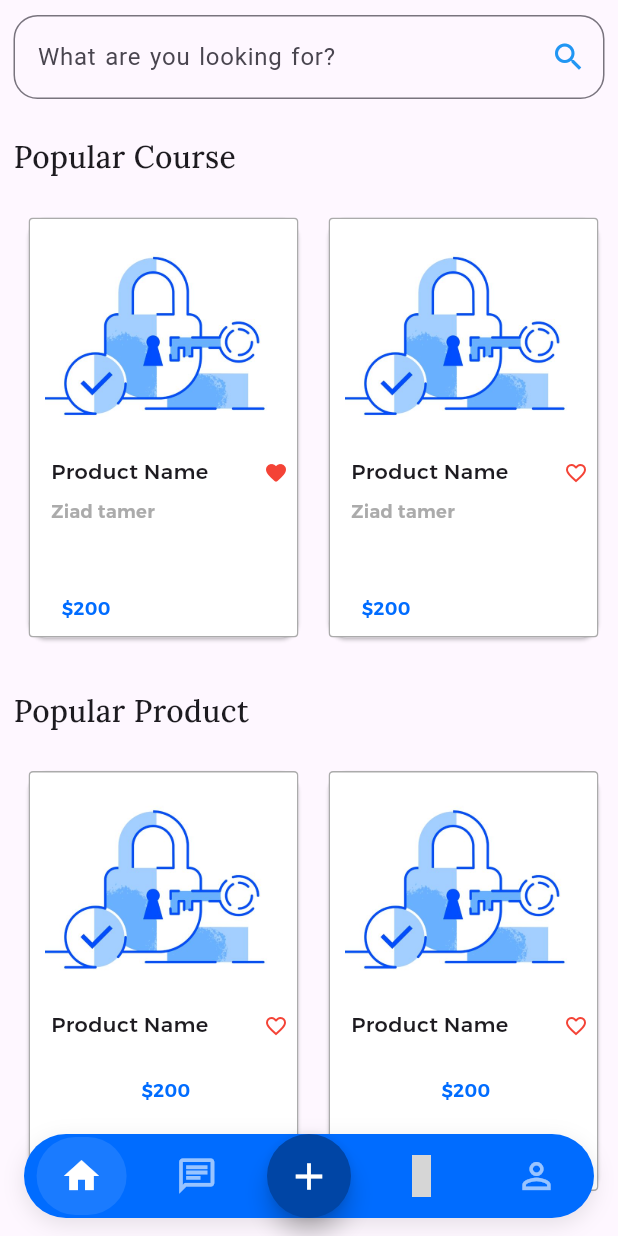
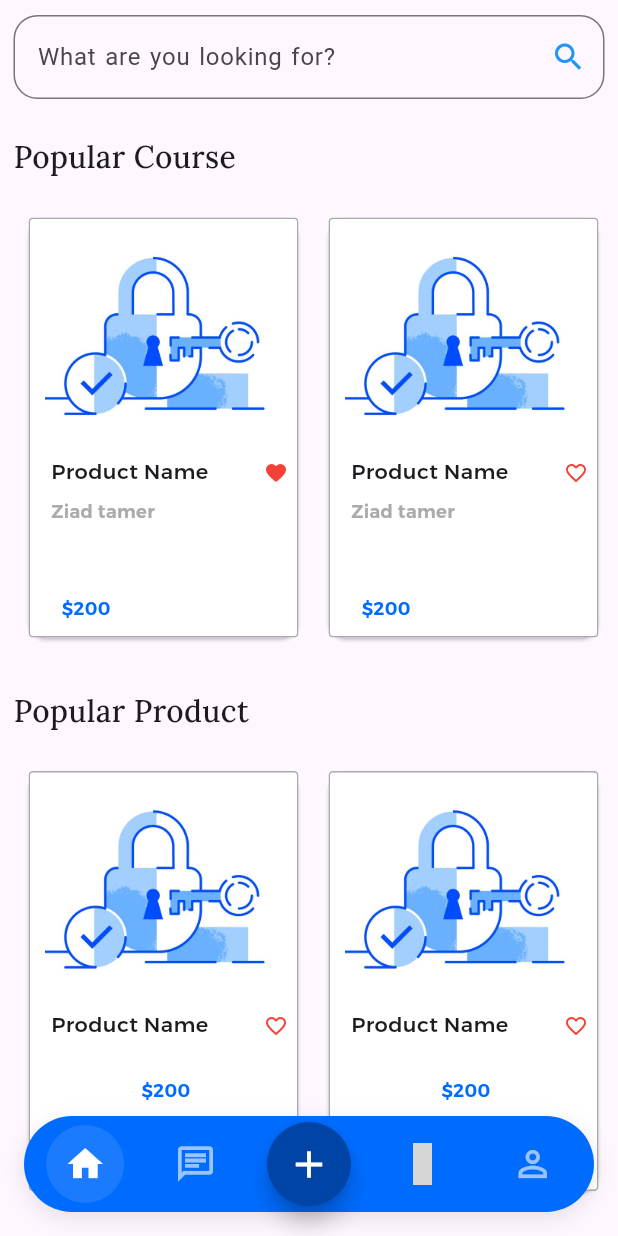
Before and after one commit to 3khaled3/snapDealsApp_readMe, a Flutter app: the MainHomeView screen opened by its route, scrolled down 228 dp, after a tap on the "favorite outline" icon, on a phone screen of 412 x 824 dp. Run offline on Flutter 3.47's test engine with Material 3 defaults, Android fonts, the light colour scheme and no system bars; our stand-ins replace bloc, cloud_firestore, dartz, device_preview, eva_icons_flutter, firebase_auth and 5 more; accounts and stored records are empty; grey boxes are pictures that could not be loaded.

Commit message:
fixed ui

```diff
--- a/lib/app/auth_feature/view/pages/auth_view/login_view.dart
+++ b/lib/app/auth_feature/view/pages/auth_view/login_view.dart
@@ -5,7 +5,6 @@ import 'package:go_router/go_router.dart';
 
 import 'package:snap_deals/app/auth_feature/view/widgets/build_register_text.dart';
 import 'package:snap_deals/app/auth_feature/view/widgets/custom_primary_button.dart';
-import 'package:snap_deals/app/home_feature/view/pages/home_view.dart';
 import 'package:snap_deals/app/home_feature/view/pages/main_home.dart';
 import 'package:snap_deals/core/extensions/sized_box_extension.dart';
 import 'package:snap_deals/core/themes/app_colors.dart';
--- a/lib/app/auth_feature/view/pages/profile_view/profile.dart
+++ b/lib/app/auth_feature/view/pages/profile_view/profile.dart
@@ -57,13 +57,6 @@ class ProfileView extends StatelessWidget {
                 spaceBetweenListTile(),
                 CustomListTile(
                   isAddView: false,
-                  leadingIcon: Icons.favorite_border_outlined,
-                  title: 'Favorite & Saved searches',
-                  onTap: () {},
-                ),
-                spaceBetweenListTile(),
-                CustomListTile(
-                  isAddView: false,
                   leadingIcon: Icons.subdirectory_arrow_right_outlined,
                   title: 'About us',
                   onTap: () {
--- a/lib/app/auth_feature/view/widgets/build_register_text.dart
+++ b/lib/app/auth_feature/view/widgets/build_register_text.dart
@@ -2,7 +2,6 @@ import 'package:flutter/material.dart';
 import 'package:go_router/go_router.dart';
 import 'package:snap_deals/app/auth_feature/view/pages/auth_view/register_view.dart';
 import 'package:snap_deals/core/extensions/context_extension.dart';
-import 'package:snap_deals/core/extensions/sized_box_extension.dart';
 import 'package:snap_deals/core/themes/app_colors.dart';
 import 'package:snap_deals/core/themes/text_styles.dart';
 
--- a/lib/app/chat_feature/view/pages/chat_view.dart
+++ b/lib/app/chat_feature/view/pages/chat_view.dart
@@ -1,6 +1,5 @@
 import 'package:flutter/material.dart';
 import 'package:flutter_bloc/flutter_bloc.dart';
-import 'package:go_router/go_router.dart';
 import 'package:snap_deals/core/extensions/context_extension.dart';
 
 import 'package:snap_deals/core/themes/text_styles.dart';
--- a/lib/app/home_feature/view/pages/main_home.dart
+++ b/lib/app/home_feature/view/pages/main_home.dart
@@ -28,35 +28,32 @@ class _MainHomeViewState extends State<MainHomeView> {
     ProfileView(),
   ];
 
-  void _onItemTapped(int index) {
-    setState(() {
-      _currentIndex = index;
-    });
-  }
-
   @override
   Widget build(BuildContext context) {
+    print('MainHomeView build called with index: $_currentIndex');
     return Scaffold(
       extendBody: true,
       body: SafeArea(
-        child: IndexedStack(
-          index: _currentIndex,
-          children: _views,
-        ),
+        child: _views[_currentIndex],
+        // IndexedStack(
+        //   index: _currentIndex,
+        //   children:,
+        // ),
       ),
       floatingActionButton: _buildBottomAppBar(),
+      // bottomNavigationBar: _buildBottomAppBar(),
       floatingActionButtonLocation: FloatingActionButtonLocation.centerDocked,
     );
   }
 
-  BottomAppBar _buildBottomAppBar() {
-    return BottomAppBar(
-      elevation: 10,
-      shape: const CircularNotchedRectangle(),
-      // notchMargin: 10,
-      color: Colors.transparent,
+  _buildBottomAppBar() {
+    return Container(
+      decoration: const BoxDecoration(
+        shape: BoxShape.circle,
+        color: Colors.transparent,
+      ),
+      margin: const EdgeInsets.only(left: 16, right: 16, bottom: 16),
       child: Container(
-        height: 75,
         decoration: BoxDecoration(
           color: ColorsBox.brightBlue,
           borderRadius: BorderRadius.circular(40),
@@ -68,6 +65,7 @@ class _MainHomeViewState extends State<MainHomeView> {
             ),
           ],
         ),
+        padding: const EdgeInsets.all(4),
         child: Row(
           mainAxisAlignment: MainAxisAlignment.spaceAround,
           children: [
@@ -95,10 +93,16 @@ class _MainHomeViewState extends State<MainHomeView> {
     return InkWell(
       borderRadius: BorderRadius.circular(9999),
       splashColor: ColorsBox.white.withOpacity(0.2),
-      onTap: () => _onItemTapped(index),
+      onTap: () {
+        print('Tapped on index: $index');
+        setState(() {
+          _currentIndex = index;
+          print('Current index: $_currentIndex');
+        });
+      },
       child: AnimatedContainer(
         duration: const Duration(milliseconds: 300),
-        padding: const EdgeInsets.symmetric(horizontal: 16, vertical: 12),
+        padding: const EdgeInsets.symmetric(horizontal: 12, vertical: 12),
         decoration: BoxDecoration(
           color:
               isActive ? ColorsBox.white.withOpacity(0.1) : Colors.transparent,
--- a/lib/app/on_board_feature/view/on_boarding_view.dart
+++ b/lib/app/on_board_feature/view/on_boarding_view.dart
@@ -1,12 +1,13 @@
 import 'package:flutter/material.dart';
 import 'package:go_router/go_router.dart';
 import 'package:snap_deals/app/auth_feature/view/pages/auth_view/login_view.dart';
+import 'package:snap_deals/app/on_board_feature/view/widget/page_indicator.dart';
 import 'package:snap_deals/core/extensions/sized_box_extension.dart';
 import 'package:snap_deals/core/themes/app_colors.dart';
 import 'package:snap_deals/core/themes/text_styles.dart';
 import 'package:snap_deals/core/utils/assets_manager.dart';
 import 'package:snap_deals/core/extensions/context_extension.dart';
-part 'widget/page_indicator.dart';
+
 part 'widget/on_boarding_text.dart';
 
 class OnBoardScreen extends StatefulWidget {
@@ -99,7 +100,7 @@ class _OnBoardScreenState extends State<OnBoardScreen> {
                       },
                     ),
                   ),
-                  _PageIndicator(currentPage: _currentPage),
+                  PageIndicator(currentPage: _currentPage, pageLength: 3),
                 ],
               ),
             ),
```
Also changed, not shown: lib/app/auth_feature/view/pages/auth_view/forgot_password_view.dart (+2 -38 lines), lib/app/on_board_feature/view/widget/page_indicator.dart (+8 -4 lines), lib/app/product_feature/view/pages/product_details/widgets/custom_image_slider.dart (+4 -4 lines), lib/core/localization/generated/l10n.dart.
